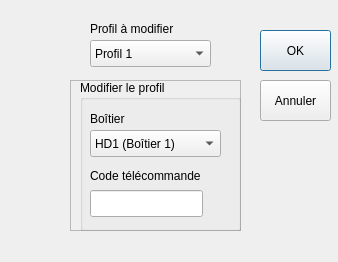
Old version of the form options.ui in the repository outadoc/FreeStance-desktop.
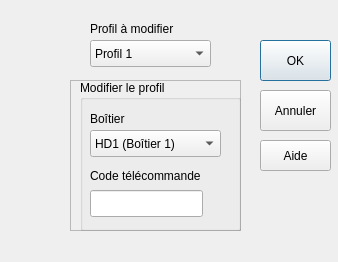
New version of the form. Icons and pictures are not drawn.

Commit message: Ajout d'une fenêtre à part entière pour l'aide

What changed in the file:
```diff
--- a/options.ui
+++ b/options.ui
@@ -185,7 +185,7 @@
    <property name="geometry">
     <rect>
      <x>260</x>
-     <y>30</y>
+     <y>40</y>
      <width>71</width>
      <height>41</height>
     </rect>
@@ -198,7 +198,7 @@
    <property name="geometry">
     <rect>
      <x>260</x>
-     <y>80</y>
+     <y>90</y>
      <width>71</width>
      <height>41</height>
     </rect>
@@ -207,6 +207,25 @@
     <string>Annuler</string>
    </property>
   </widget>
+  <widget class="QPushButton" name="b_help">
+   <property name="geometry">
+    <rect>
+     <x>260</x>
+     <y>140</y>
+     <width>71</width>
+     <height>31</height>
+    </rect>
+   </property>
+   <property name="text">
+    <string>Aide</string>
+   </property>
+   <property name="default">
+    <bool>false</bool>
+   </property>
+   <property name="flat">
+    <bool>false</bool>
+   </property>
+  </widget>
  </widget>
  <resources>
   <include location="resources.qrc"/>
```
The commit also changes 10 other files.
